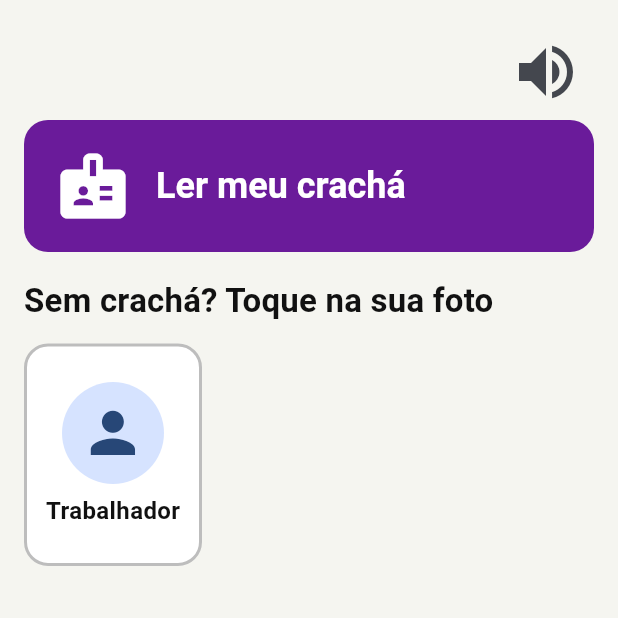
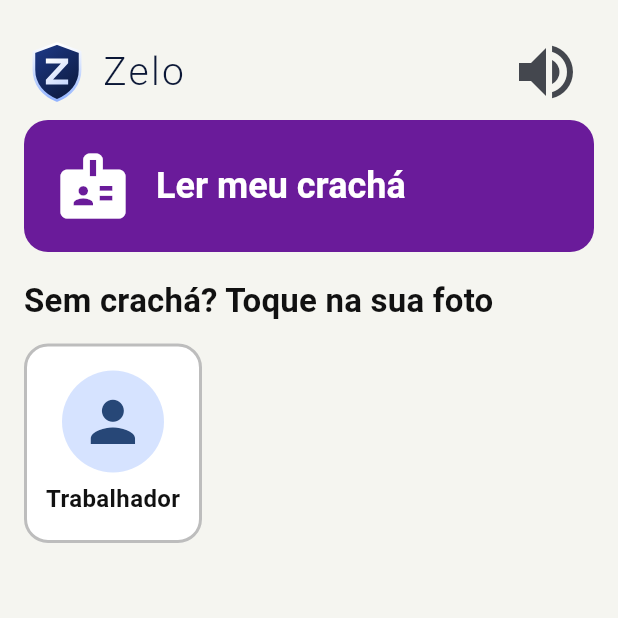
Before and after one commit to daviorlando/zelar, a Flutter app: the screen it shows after launch, after a tap on the "volume up" icon, on a phone screen of 412 x 824 dp, the top half of it. Run offline on Flutter 3.47's test engine with Material 3 defaults, Android fonts, the phone set to English and light mode, and no system bars; our stand-ins replace flutter_riverpod, flutter_tts, go_router, image_picker; missing offline and left inert: mobile_scanner, record.

Commit message:
App: abertura com a logo e telas ajustadas para celular pequeno
Co-Authored-By: Claude Opus 5.5 <noreply@anthropic.com>

```diff
--- a/mobile/lib/app.dart
+++ b/mobile/lib/app.dart
@@ -17,6 +17,7 @@ import 'ui/screens/reason_screen.dart';
 import 'ui/screens/recognize_screen.dart';
 import 'ui/screens/setup_screen.dart';
 import 'ui/screens/today_screen.dart';
+import 'ui/opening.dart';
 import 'ui/theme.dart';
 import 'state/setup.dart';
 
@@ -105,8 +106,13 @@ class _ZeloAppState extends ConsumerState<ZeloApp> {
       if (worker != null && worker.id != before?.id) ref.read(ordersProvider.notifier).loadFor(worker);
     });
     WidgetsBinding.instance.addPostFrameCallback((_) async {
-      await ref.read(setupProvider.notifier).load();
-      if (ref.read(setupProvider)) ref.read(routerProvider).go('/primeira-vez');
+      try {
+        await ref.read(setupProvider.notifier).load();
+        if (ref.read(setupProvider)) ref.read(routerProvider).go('/primeira-vez');
+      } finally {
+        // Mesmo com erro: a abertura não pode ficar presa na tela.
+        ref.read(startupProvider.notifier).done();
+      }
       // Lista guardada primeiro (offline), depois tenta atualizar pelo painel.
       ref.read(workersProvider.notifier).load();
       await ref.read(outboxProvider.notifier).load();
@@ -129,6 +135,7 @@ class _ZeloAppState extends ConsumerState<ZeloApp> {
       theme: buildTheme(),
       debugShowCheckedModeBanner: false,
       routerConfig: ref.watch(routerProvider),
+      builder: (context, child) => ZeloOpening(ready: ref.watch(startupProvider), child: child!),
     );
   }
 }
--- a/mobile/lib/state/setup.dart
+++ b/mobile/lib/state/setup.dart
@@ -62,3 +62,13 @@ class SetupNotifier extends Notifier<bool> {
 }
 
 final setupProvider = NotifierProvider<SetupNotifier, bool>(SetupNotifier.new);
+
+/// A primeira tela já foi decidida: a abertura pode sair, e a entrada pode falar.
+class StartupNotifier extends Notifier<bool> {
+  @override
+  bool build() => false;
+
+  void done() => state = true;
+}
+
+final startupProvider = NotifierProvider<StartupNotifier, bool>(StartupNotifier.new);
--- /dev/null
+++ b/mobile/lib/ui/logo.dart
@@ -0,0 +1,117 @@
+import 'package:flutter/material.dart';
+
+/// Marca do Zelo: o escudo com o Z de frontend/src/app/icon.svg, nas mesmas medidas.
+/// Desenhada em código, e não como imagem, para já existir no primeiro quadro da abertura.
+class ZeloLogo extends StatelessWidget {
+  const ZeloLogo({super.key, required this.size});
+
+  final double size;
+
+  @override
+  Widget build(BuildContext context) => CustomPaint(size: Size.square(size), painter: const _LogoPainter());
+}
+
+/// Logo e nome lado a lado. O texto segue o tamanho de fonte do celular.
+class ZeloBrand extends StatelessWidget {
+  const ZeloBrand({super.key, this.logoSize = 44});
+
+  final double logoSize;
+
+  @override
+  Widget build(BuildContext context) {
+    return Semantics(
+      label: 'Zelo',
+      excludeSemantics: true,
+      child: Row(
+        mainAxisSize: MainAxisSize.min,
+        children: [
+          ZeloLogo(size: logoSize),
+          const SizedBox(width: 8),
+          const Flexible(child: ZeloName(fontSize: 26)),
+        ],
+      ),
+    );
+  }
+}
+
+class ZeloName extends StatelessWidget {
+  const ZeloName({super.key, required this.fontSize});
+
+  final double fontSize;
+
+  @override
+  Widget build(BuildContext context) => Text(
+        'Zelo',
+        maxLines: 1,
+        softWrap: false,
+        overflow: TextOverflow.fade,
+        style: TextStyle(fontSize: fontSize, fontWeight: FontWeight.w300, letterSpacing: fontSize * 0.06, color: const Color(0xFF0B1736)),
+      );
+}
+
+class _LogoPainter extends CustomPainter {
+  const _LogoPainter();
+
+  static final Path _shield = Path()
+    ..moveTo(16, 2.2)
+    ..lineTo(27.2, 6.3)
+    ..relativeLineTo(0, 8.6)
+    ..relativeCubicTo(0, 7.1, -4.7, 12.3, -11.2, 14.9)
+    ..cubicTo(9.5, 27.2, 4.8, 22, 4.8, 14.9)
+    ..lineTo(4.8, 6.3)
+    ..close();
+
+  static final Path _letter = Path()
+    ..moveTo(10.6, 9.4)
+    ..relativeLineTo(10.8, 0)
+    ..relativeLineTo(0, 2.3)
+    ..relativeLineTo(-7.3, 7.9)
+    ..relativeLineTo(7.3, 0)
+    ..relativeLineTo(0, 2.5)
+    ..lineTo(10.6, 22.1)
+    ..relativeLineTo(0, -2.3)
+    ..relativeLineTo(7.3, -7.9)
+    ..relativeLineTo(-7.3, 0)
+    ..close();
+
+  static const _diagonal = (begin: Alignment.topLeft, end: Alignment.bottomRight);
+
+  @override
+  void paint(Canvas canvas, Size size) {
+    canvas.scale(size.width / 32);
+    final bounds = _shield.getBounds();
+    canvas.drawPath(
+      _shield,
+      Paint()
+        ..shader = LinearGradient(
+          begin: _diagonal.begin,
+          end: _diagonal.end,
+          colors: const [Color(0xFF1E3A8A), Color(0xFF0B1736)],
+        ).createShader(bounds),
+    );
+    canvas.drawPath(
+      _shield,
+      Paint()
+        ..style = PaintingStyle.stroke
+        ..strokeWidth = 1.3
+        ..strokeJoin = StrokeJoin.round
+        ..shader = const LinearGradient(
+          begin: Alignment.topCenter,
+          end: Alignment.bottomCenter,
+          colors: [Color(0xFFFFFFFF), Color(0xFF93B4FF)],
+        ).createShader(bounds),
+    );
+    canvas.drawPath(
+      _letter,
+      Paint()
+        ..shader = LinearGradient(
+          begin: _diagonal.begin,
+          end: _diagonal.end,
+          colors: const [Color(0xFFFFFFFF), Color(0xFFC7D7FF)],
+        ).createShader(_letter.getBounds()),
+    );
+  }
+
+  @override
+  bool shouldRepaint(_LogoPainter oldDelegate) => false;
+}
--- /dev/null
+++ b/mobile/lib/ui/opening.dart
@@ -0,0 +1,135 @@
+import 'package:flutter/material.dart';
+import 'package:flutter/scheduler.dart';
+
+import 'logo.dart';
+import 'theme.dart';
+
+/// Continua a abertura do Android: mesma logo, tamanho, lugar e fundo. O nome surge e tudo
+/// some sobre a primeira tela. Só existe ao abrir o app, e dura menos de um segundo.
+class ZeloOpening extends StatefulWidget {
+  const ZeloOpening({super.key, required this.ready, required this.child});
+
+  /// Igual ao tamanho da logo em android/.../drawable-*/splash_logo.png (tool/gerar_icones.sh).
+  static const logoSize = 160.0;
+
+  /// A primeira tela já está decidida: antes disso, a abertura não sai.
+  final bool ready;
+  final Widget child;
+
+  @override
+  State<ZeloOpening> createState() => _ZeloOpeningState();
+}
+
+class _ZeloOpeningState extends State<ZeloOpening> with SingleTickerProviderStateMixin {
+  static const _nameEnd = 0.4;
+  static const _appear = Duration(milliseconds: 360);
+  static const _leave = Duration(milliseconds: 500);
+
+  late final AnimationController _controller = AnimationController(vsync: this);
+  var _started = false;
+  var _appeared = false;
+  var _leaving = false;
+  var _done = false;
+
+  @override
+  void didChangeDependencies() {
+    super.didChangeDependencies();
+    if (_started) return;
+    _started = true;
+    if (MediaQuery.maybeDisableAnimationsOf(context) ?? false) {
+      _appeared = true;
+      _maybeLeave();
+      return;
+    }
+    _controller.animateTo(_nameEnd, duration: _appear, curve: Curves.easeOut).whenCompleteOrCancel(() {
+      _appeared = true;
+      _maybeLeave();
+    });
+  }
+
+  @override
+  void didUpdateWidget(ZeloOpening oldWidget) {
+    super.didUpdateWidget(oldWidget);
+    _maybeLeave();
+  }
+
+  void _maybeLeave() {
+    if (!mounted || _leaving || !_appeared || !widget.ready) return;
+    _leaving = true;
+    if (MediaQuery.maybeDisableAnimationsOf(context) ?? false) {
+      // Pode vir de dentro de um build (didChangeDependencies): o setState fica para o fim do quadro.
+      SchedulerBinding.instance.addPostFrameCallback((_) => _finish());
+      return;
+    }
+    _controller.animateTo(1, duration: _leave, curve: Curves.easeInOut).whenCompleteOrCancel(_finish);
+  }
+
+  void _finish() {
+    if (mounted) setState(() => _done = true);
+  }
+
+  /// O Android centraliza a logo na tela inteira; o Flutter desenha acima da barra de navegação.
+  /// Sem esta diferença, a logo pula alguns pixels ao trocar de um para o outro.
+  double _toScreenCenter(BuildContext context) {
+    final view = View.of(context);
+    final gap = (view.display.size.height - view.physicalSize.height) / view.devicePixelRatio / 2;
+    return gap.clamp(0.0, 48.0);
+  }
+
+  @override
+  void dispose() {
+    _controller.dispose();
+    super.dispose();
+  }
+
+  @override
+  Widget build(BuildContext context) {
+    return Stack(
+      fit: StackFit.expand,
+      children: [
+        widget.child,
+        if (!_done)
+          ExcludeSemantics(
+            key: const Key('opening'),
+            // Absorve os toques: nada na tela de baixo reage antes de aparecer.
+            child: AbsorbPointer(
+              child: AnimatedBuilder(
+                animation: _controller,
+                builder: (context, _) {
+                  final t = _controller.value;
+                  final name = (t / _nameEnd).clamp(0.0, 1.0);
+                  final leaving = ((t - _nameEnd) / (1 - _nameEnd)).clamp(0.0, 1.0);
+                  return Opacity(
+                    opacity: 1 - leaving,
+                    child: Material(
+                      color: ZeloColors.surface,
+                      child: Transform.translate(
+                        offset: Offset(0, _toScreenCenter(context)),
+                        child: Transform.scale(
+                          scale: 1 + 0.06 * leaving,
+                          child: Stack(
+                            alignment: Alignment.center,
+                            children: [
+                              const ZeloLogo(size: ZeloOpening.logoSize),
+                              // Fora do fluxo: o nome surgir não pode empurrar a logo do centro.
+                              Transform.translate(
+                                offset: Offset(0, ZeloOpening.logoSize / 2 + 16 + 12 * (1 - name)),
+                                child: FractionalTranslation(
+                                  translation: const Offset(0, 0.5),
+                                  child: Opacity(opacity: name, child: const ZeloName(fontSize: 36)),
+                                ),
+                              ),
+                            ],
+                          ),
+                        ),
+                      ),
+                    ),
+                  );
+                },
+              ),
+            ),
+          ),
+      ],
+    );
+  }
+}
--- a/mobile/lib/ui/screens/entry_screen.dart
+++ b/mobile/lib/ui/screens/entry_screen.dart
@@ -8,6 +8,8 @@ import '../../data/fixtures.dart';
 import '../../data/workers_repo.dart';
 import '../../domain/models.dart';
 import '../../state/session.dart';
+import '../../state/setup.dart';
+import '../logo.dart';
 import '../theme.dart';
 import '../widgets.dart';
 
@@ -29,7 +31,14 @@ class _EntryScreenState extends ConsumerState<EntryScreen> {
     super.initState();
     WidgetsBinding.instance.addPostFrameCallback((_) {
       ref.read(eventLogProvider.notifier).add('tela', 'entrada');
+      if (ref.read(startupProvider)) {
         _speakPrompt();
+        return;
+      }
+      // Ao abrir o app: se a primeira inicialização vai tomar a tela, esta não começa a falar.
+      ref.listenManual(startupProvider, (_, ready) {
+        if (ready && mounted && !ref.read(setupProvider)) _speakPrompt();
+      });
     });
   }
 
@@ -100,17 +109,17 @@ class _EntryScreenState extends ConsumerState<EntryScreen> {
       body: SafeArea(
         child: Padding(
           padding: const EdgeInsets.all(ZeloSizes.gutter),
+          child: FillOrScroll(
             child: Column(
               crossAxisAlignment: CrossAxisAlignment.stretch,
               children: [
-              Align(
-                alignment: Alignment.centerRight,
-                child: IconButton(
-                  iconSize: 48,
-                  tooltip: 'Ouvir de novo',
-                  icon: const Icon(Icons.volume_up),
-                  onPressed: _speakPrompt,
+                Row(
+                  children: [
+                    const Expanded(
+                      child: Align(alignment: Alignment.centerLeft, child: ZeloBrand()),
                     ),
+                    IconButton(iconSize: 48, tooltip: 'Ouvir de novo', icon: const Icon(Icons.volume_up), onPressed: _speakPrompt),
+                  ],
                 ),
                 BigActionButton(
                   key: const Key('badge'),
@@ -135,7 +144,7 @@ class _EntryScreenState extends ConsumerState<EntryScreen> {
                 else if (selected == null) ...[
                   Text('Sem crachá? Toque na sua foto', style: Theme.of(context).textTheme.titleMedium),
                   const SizedBox(height: 12),
-                Expanded(child: _WorkerGrid(workers: workers, onTap: _select)),
+                  _WorkerGrid(workers: workers, onTap: _select),
                 ] else ...[
                   Row(
                     children: [
@@ -219,6 +228,7 @@ class _EntryScreenState extends ConsumerState<EntryScreen> {
             ),
           ),
         ),
+      ),
     );
   }
 }
@@ -241,16 +251,42 @@ class _WorkerGrid extends StatelessWidget {
         ),
       );
     }
-    return GridView.count(
-      crossAxisCount: 3,
-      mainAxisSpacing: 12,
-      crossAxisSpacing: 12,
-      childAspectRatio: 0.8,
+    // A altura vem do conteúdo, e a tela inteira rola: fonte grande não corta o nome.
+    // Com a fonte bem grande, duas colunas, para o primeiro nome caber inteiro.
+    final columns = MediaQuery.textScalerOf(context).scale(1) >= 1.5 ? 2 : 3;
+    return Column(
       children: [
-        for (final w in workers)
-          Semantics(
+        for (var start = 0; start < workers.length; start += columns)
+          Padding(
+            padding: const EdgeInsets.only(bottom: 12),
+            child: Row(
+              crossAxisAlignment: CrossAxisAlignment.start,
+              children: [
+                for (var i = start; i < start + columns; i++) ...[
+                  if (i > start) const SizedBox(width: 12),
+                  Expanded(
+                    child: i < workers.length ? _WorkerCard(worker: workers[i], onTap: onTap) : const SizedBox.shrink(),
+                  ),
+                ],
+              ],
+            ),
+          ),
+      ],
+    );
+  }
+}
+
+class _WorkerCard extends StatelessWidget {
+  const _WorkerCard({required this.worker, required this.onTap});
+
+  final Worker worker;
+  final void Function(Worker) onTap;
+
+  @override
+  Widget build(BuildContext context) {
+    return Semantics(
       button: true,
-            label: w.name,
+      label: worker.name,
       child: Material(
         color: Colors.white,
         shape: RoundedRectangleBorder(
@@ -258,18 +294,18 @@ class _WorkerGrid extends StatelessWidget {
           side: const BorderSide(color: Colors.black26, width: 2),
         ),
         child: InkWell(
-                key: Key('worker-${w.id}'),
+          key: Key('worker-${worker.id}'),
           borderRadius: BorderRadius.circular(16),
-                onTap: () => onTap(w),
+          onTap: () => onTap(worker),
           child: Padding(
-                  padding: const EdgeInsets.all(6),
+            padding: const EdgeInsets.symmetric(horizontal: 6, vertical: 18),
             child: Column(
-                    mainAxisAlignment: MainAxisAlignment.center,
+              mainAxisSize: MainAxisSize.min,
               children: [
-                      WorkerAvatar(worker: w, radius: 34),
+                WorkerAvatar(worker: worker, radius: 34),
                 const SizedBox(height: 6),
                 Text(
-                        w.name.split(' ').first,
+                  worker.name.split(' ').first,
                   maxLines: 1,
                   overflow: TextOverflow.ellipsis,
                   style: const TextStyle(fontSize: 16, fontWeight: FontWeight.w600),
@@ -279,8 +315,6 @@ class _WorkerGrid extends StatelessWidget {
           ),
         ),
       ),
-          ),
-      ],
     );
   }
 }
--- a/mobile/lib/ui/screens/item_screen.dart
+++ b/mobile/lib/ui/screens/item_screen.dart
@@ -59,6 +59,8 @@ class _ItemScreenState extends ConsumerState<ItemScreen> {
     context.go('${OrderFlow.item(order.id, widget.index)}/$kind');
   }
 
+  Widget _body(bool measuring, Widget content) => measuring ? FillOrScroll(child: content) : content;
+
   @override
   Widget build(BuildContext context) {
     final eq = order.equipment;
@@ -67,7 +69,8 @@ class _ItemScreenState extends ConsumerState<ItemScreen> {
 
     return ZeloScaffold(
       title: Text('${widget.index + 1} / ${order.items.length}'),
-      body: Column(
+      // Na medição, a tela inteira rola quando a fonte grande não deixa o teclado caber.
+      body: _body(measuring, Column(
         crossAxisAlignment: CrossAxisAlignment.stretch,
         children: [
           if (widget.undoItemId != null) UndoBanner(orderId: order.id, itemId: widget.undoItemId!),
@@ -106,10 +109,13 @@ class _ItemScreenState extends ConsumerState<ItemScreen> {
               ),
             ),
             const SizedBox(height: 12),
-            Text(item.shortText, style: Theme.of(context).textTheme.titleLarge),
+            // Texto longo com fonte grande rola aqui, sem empurrar os botões.
+            Flexible(
+              child: SingleChildScrollView(child: Text(item.shortText, style: Theme.of(context).textTheme.titleLarge)),
+            ),
           ],
         ],
-      ),
+      )),
       bottom: switch (item.type) {
         ItemType.inspection => Column(
             mainAxisSize: MainAxisSize.min,
--- a/mobile/lib/ui/screens/measurement_panel.dart
+++ b/mobile/lib/ui/screens/measurement_panel.dart
@@ -88,10 +88,7 @@ class _MeasurementPanelState extends ConsumerState<MeasurementPanel> {
             ),
           ),
           // Sem limites do responsável técnico não há faixa: o app só anota o número.
-        if (m.hasRange) ...[
-          const SizedBox(height: 8),
-          RangeBar(measurement: m, value: value),
-        ],
+          if (m.hasRange) ...[const SizedBox(height: 8), RangeBar(measurement: m, value: value)],
           const SizedBox(height: 8),
           Expanded(
             child: Column(
--- a/mobile/lib/ui/screens/reason_screen.dart
+++ b/mobile/lib/ui/screens/reason_screen.dart
@@ -37,8 +37,7 @@ class _ReasonScreenState extends ConsumerState<ReasonScreen> {
   late final order = ref.read(ordersProvider.notifier).byId(widget.orderId);
   late final item = order.items[widget.index];
   late final component = order.equipment.component(item.componentId);
-  late final reasons =
-      widget.kind == ReasonKind.problem ? problemsByKind[component.kind]! : blockReasonsFor(item);
+  late final reasons = widget.kind == ReasonKind.problem ? problemsByKind[component.kind]! : blockReasonsFor(item);
   final _recorder = AudioRecorder();
   Timer? _limit;
   String? _reason;
@@ -83,10 +82,7 @@ class _ReasonScreenState extends ConsumerState<ReasonScreen> {
       await ref.read(speakerProvider).stop();
       final dir = await getApplicationDocumentsDirectory();
       final path = '${dir.path}/relato_${item.id}_${DateTime.now().millisecondsSinceEpoch}.m4a';
-      await _recorder.start(
-        const RecordConfig(encoder: AudioEncoder.aacLc, bitRate: 32000, numChannels: 1, sampleRate: 22050),
-        path: path,
-      );
+      await _recorder.start(const RecordConfig(encoder: AudioEncoder.aacLc, bitRate: 32000, numChannels: 1, sampleRate: 22050), path: path);
       setState(() => _recording = true);
       _limit = Timer(_maxRecording, _stopRecording);
     } catch (e) {
@@ -121,16 +117,11 @@ class _ReasonScreenState extends ConsumerState<ReasonScreen> {
 
   void _finish() {
     final outcome = widget.kind == ReasonKind.problem ? Outcome.problem : Outcome.blocked;
-    ref.read(sessionProvider.notifier).answer(
+    ref
+        .read(sessionProvider.notifier)
+        .answer(
           order.id,
-          Answer(
-            itemId: item.id,
-            outcome: outcome,
-            at: DateTime.now(),
-            reason: _reason,
-            photoPath: _photoPath,
-            audioPath: _audioPath,
-          ),
+          Answer(itemId: item.id, outcome: outcome, at: DateTime.now(), reason: _reason, photoPath: _photoPath, audioPath: _audioPath),
         );
     ref.read(eventLogProvider.notifier).add('resposta', '${item.id}: ${outcome.name} ($_reason)');
     OrderFlow.goNext(context, order, widget.index, ref.read(sessionProvider).answersFor(order.id));
@@ -144,14 +135,24 @@ class _ReasonScreenState extends ConsumerState<ReasonScreen> {
       body: Column(
         crossAxisAlignment: CrossAxisAlignment.stretch,
         children: [
-          Align(alignment: Alignment.centerRight, child: AudioButton(text: _prompt)),
+          Align(
+            alignment: Alignment.centerRight,
+            child: AudioButton(text: _prompt),
+          ),
           const SizedBox(height: 12),
           Expanded(
-            child: GridView.count(
+            child: LayoutBuilder(
+              builder: (context, box) {
+                // Proporção antiga enquanto o texto couber; com a fonte grande, a figura cresce para baixo.
+                final byWidth = (box.maxWidth - 10) / 2 / 1.25;
+                final byText = 80 + MediaQuery.textScalerOf(context).scale(16) * 1.5 * 3;
+                return GridView(
+                  gridDelegate: SliverGridDelegateWithFixedCrossAxisCount(
                     crossAxisCount: 2,
                     mainAxisSpacing: 10,
                     crossAxisSpacing: 10,
-              childAspectRatio: 1.25,
+                    mainAxisExtent: byWidth > byText ? byWidth : byText,
+                  ),
                   children: [
                     for (final (id, icon, label, spoken) in reasons)
                       Semantics(
@@ -175,7 +176,13 @@ class _ReasonScreenState extends ConsumerState<ReasonScreen> {
                                 children: [
                                   Icon(icon, size: 56, color: ZeloColors.ink),
                                   const SizedBox(height: 4),
-                              Text(label, textAlign: TextAlign.center, maxLines: 2, style: const TextStyle(fontSize: 16)),
+                                  Text(
+                                    label,
+                                    textAlign: TextAlign.center,
+                                    maxLines: 3,
+                                    overflow: TextOverflow.ellipsis,
+                                    style: const TextStyle(fontSize: 16),
+                                  ),
                                 ],
                               ),
                             ),
@@ -183,6 +190,8 @@ class _ReasonScreenState extends ConsumerState<ReasonScreen> {
                         ),
                       ),
                   ],
+                );
+              },
             ),
           ),
           const SizedBox(height: 12),
--- a/mobile/lib/ui/widgets.dart
+++ b/mobile/lib/ui/widgets.dart
@@ -48,9 +48,9 @@ class BigActionButton extends ConsumerWidget {
     final button = Semantics(
       button: true,
       label: label,
-      child: SizedBox(
-        height: ZeloSizes.responseHeight,
-        width: double.infinity,
+      // Altura mínima, não fixa: com a fonte grande do celular, o botão cresce com o texto.
+      child: ConstrainedBox(
+        constraints: const BoxConstraints(minHeight: ZeloSizes.responseHeight, minWidth: double.infinity),
         child: FilledButton(
           style: FilledButton.styleFrom(
             backgroundColor: color,
@@ -59,7 +59,7 @@ class BigActionButton extends ConsumerWidget {
             disabledBackgroundColor: color.withValues(alpha: 0.35),
             disabledForegroundColor: foreground,
             shape: RoundedRectangleBorder(borderRadius: BorderRadius.circular(16)),
-            padding: EdgeInsets.symmetric(horizontal: compact ? 10 : 20),
+            padding: EdgeInsets.symmetric(horizontal: compact ? 10 : 20, vertical: 8),
           ),
           onPressed: onPressed,
           // Com onLongPress o botão conta como ativo e engole o toque: desativado, quem ouve é o detector abaixo.
@@ -71,8 +71,6 @@ class BigActionButton extends ConsumerWidget {
               Expanded(
                 child: Text(
                   label,
-                  maxLines: 2,
-                  overflow: TextOverflow.ellipsis,
                   style: TextStyle(fontSize: compact ? 18 : 24, fontWeight: FontWeight.w700),
                 ),
               ),
@@ -88,6 +86,26 @@ class BigActionButton extends ConsumerWidget {
       onTap: () => speaker.say(hint),
       onLongPress: () => speaker.say(spokenHelp ?? label),
       child: button,
+    );
+  }
+}
+
+/// Preenche a altura disponível (os Expanded de dentro dividem o que sobra) e passa a rolar
+/// quando o conteúdo não cabe, como acontece com a fonte grande do celular.
+class FillOrScroll extends StatelessWidget {
+  const FillOrScroll({super.key, required this.child});
+
+  final Widget child;
+
+  @override
+  Widget build(BuildContext context) {
+    return LayoutBuilder(
+      builder: (context, box) => SingleChildScrollView(
+        child: ConstrainedBox(
+          constraints: BoxConstraints(minHeight: box.maxHeight),
+          child: IntrinsicHeight(child: child),
+        ),
+      ),
     );
   }
 }
```
Also changed, not shown: 1 other file. Lines whose indentation alone changed are shown as unchanged.
